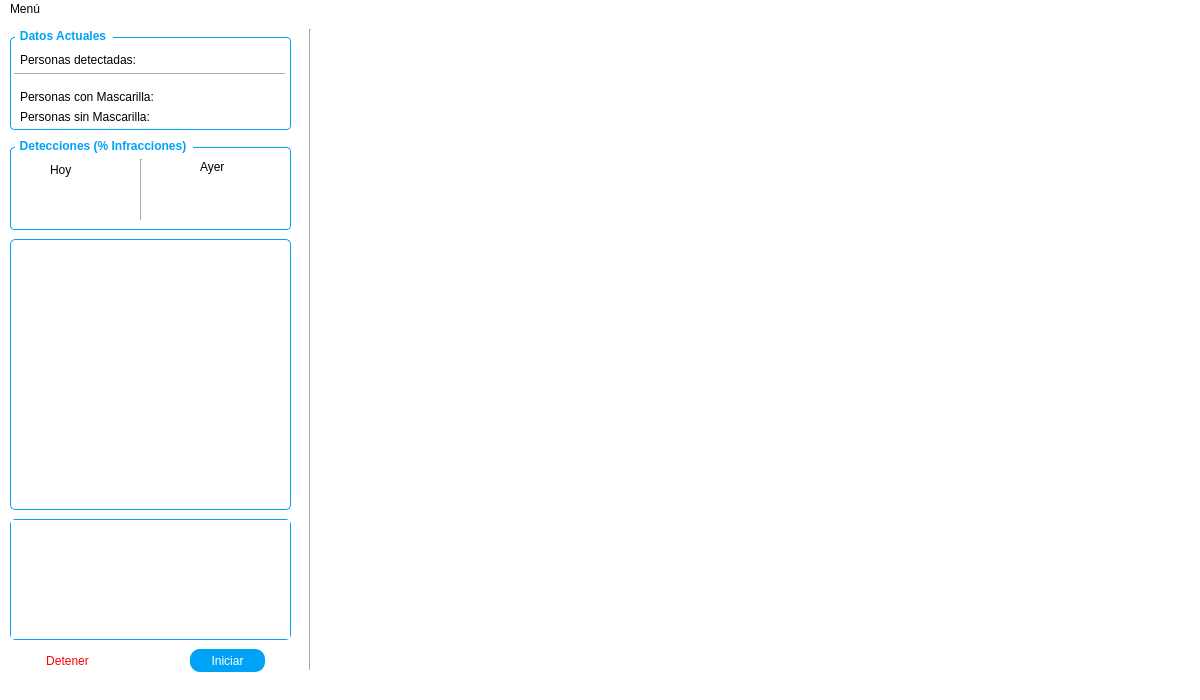
Above: view/dashboard.ui from andatogua/FaceMaskDetect before the change. Below: the same form after it.
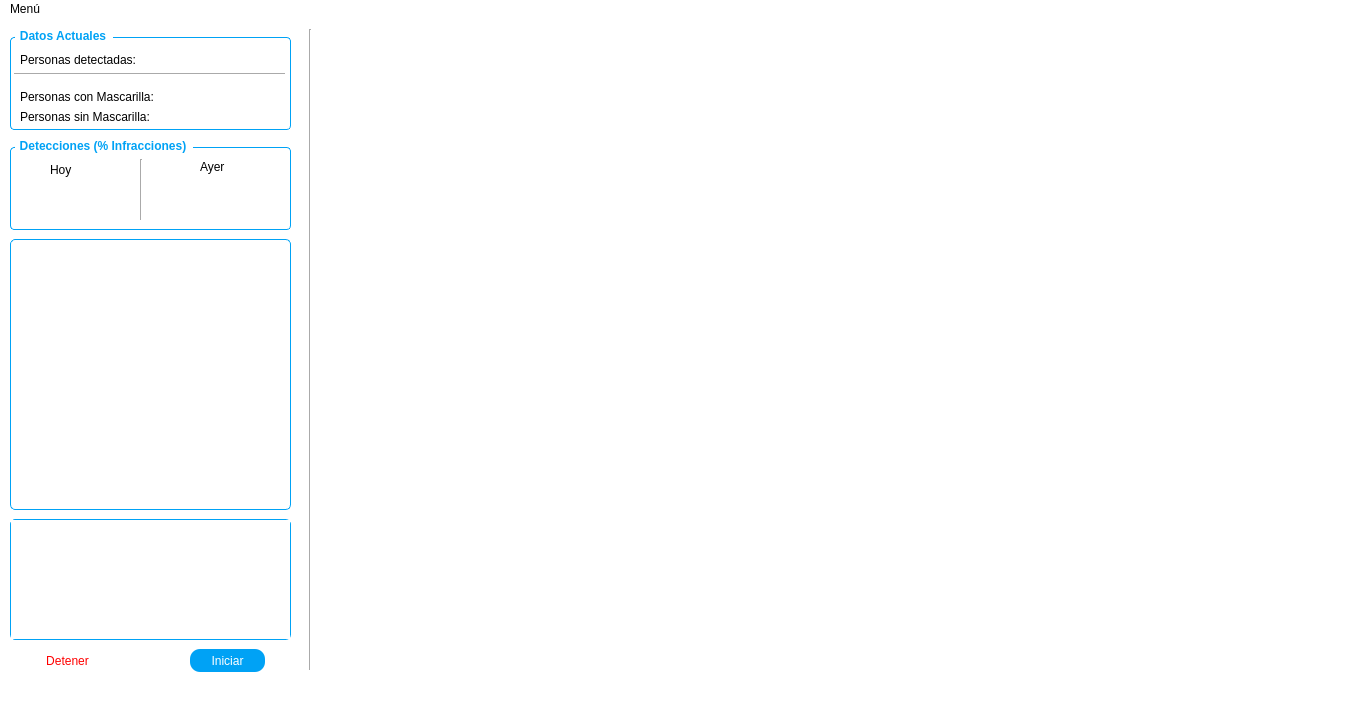
That is the form after the change.

```diff
--- a/view/dashboard.ui
+++ b/view/dashboard.ui
@@ -9,8 +9,8 @@
    <rect>
     <x>0</x>
     <y>0</y>
-    <width>1200</width>
-    <height>700</height>
+    <width>1360</width>
+    <height>720</height>
    </rect>
   </property>
   <property name="sizePolicy">
@@ -21,14 +21,14 @@
   </property>
   <property name="minimumSize">
    <size>
-    <width>1200</width>
-    <height>700</height>
+    <width>1360</width>
+    <height>720</height>
    </size>
   </property>
   <property name="maximumSize">
    <size>
-    <width>1200</width>
-    <height>700</height>
+    <width>1360</width>
+    <height>720</height>
    </size>
   </property>
   <property name="windowTitle">
@@ -447,8 +447,8 @@
      <rect>
       <x>320</x>
       <y>10</y>
-      <width>861</width>
-      <height>641</height>
+      <width>1031</width>
+      <height>661</height>
      </rect>
     </property>
     <property name="text">
@@ -461,7 +461,7 @@
     <rect>
      <x>0</x>
      <y>0</y>
-     <width>1200</width>
+     <width>1360</width>
      <height>22</height>
     </rect>
    </property>
```
